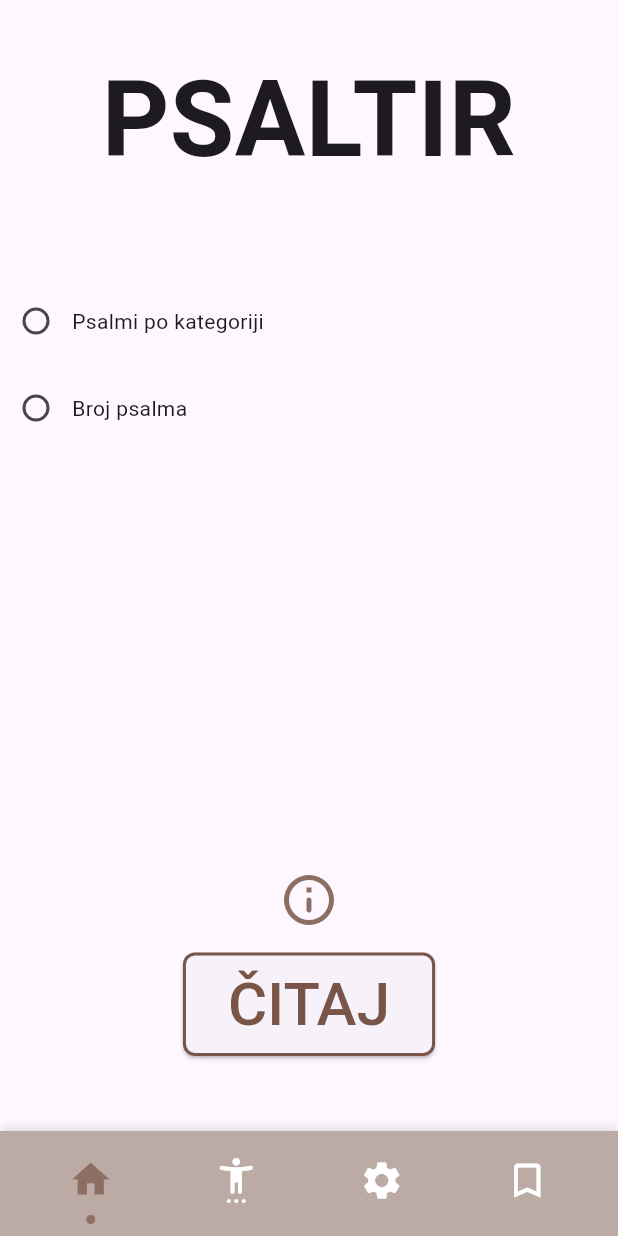
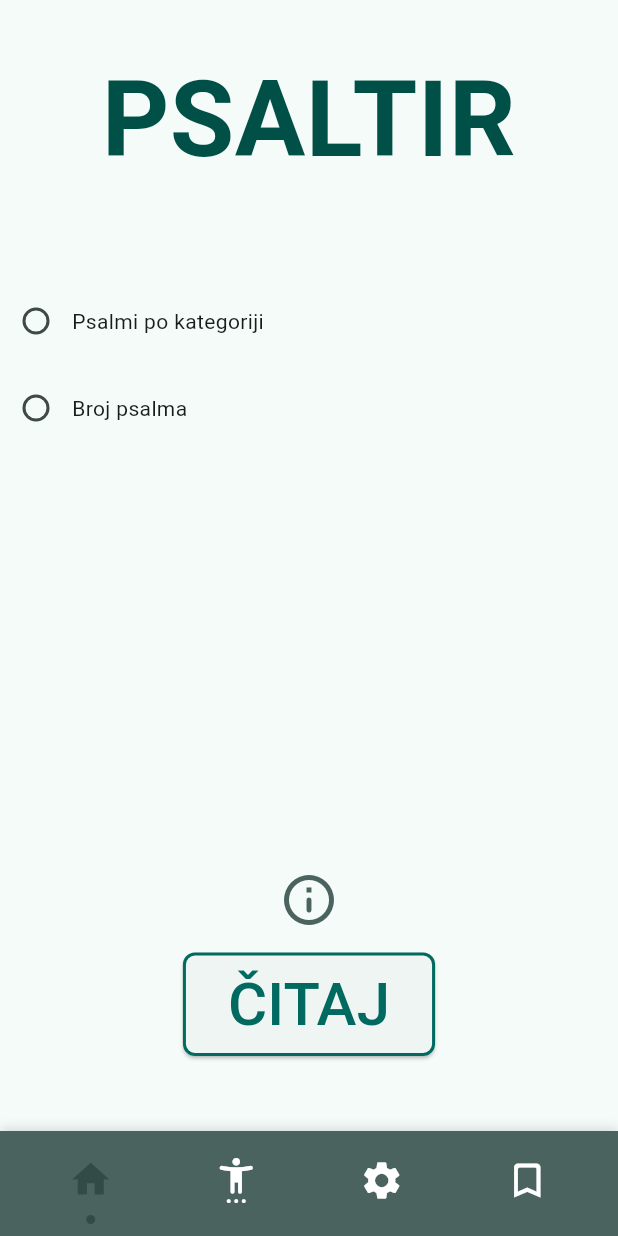
Before and after one commit to Dorole/psaltir, a Flutter app: the screen it shows after launch, on a phone screen of 412 x 824 dp. Run offline on Flutter 3.47's test engine with Material 3 defaults, Android fonts, the light colour scheme and no system bars.

Commit message:
Basic theme. Psalms data start.

```diff
--- a/lib/main.dart
+++ b/lib/main.dart
@@ -21,6 +21,15 @@ class MyApp extends StatelessWidget {
 
   @override
   Widget build(BuildContext context) {
-    return MaterialApp(debugShowCheckedModeBanner: false, home: MainPage());
+    return MaterialApp(
+      debugShowCheckedModeBanner: false,
+      home: MainPage(),
+      theme: ThemeData(
+        useMaterial3: true,
+        colorScheme: ColorScheme.fromSeed(
+          seedColor: Colors.teal,
+        ), //TEMPORARY THEME
+      ),
+    );
   }
 }
--- a/lib/pages/home_page.dart
+++ b/lib/pages/home_page.dart
@@ -148,12 +148,18 @@ class _HomePageState extends State<HomePage> {
   // ******************
 
   Widget _buildTitle() {
+    var colorScheme = Theme.of(context).colorScheme;
+
     return Padding(
       padding: const EdgeInsets.all(30.0),
       child: Center(
-        child: const Text(
+        child: Text(
           "PSALTIR",
-          style: TextStyle(fontSize: 70, fontWeight: FontWeight.bold),
+          style: TextStyle(
+            fontSize: 70,
+            fontWeight: FontWeight.bold,
+            color: colorScheme.onPrimaryContainer,
+          ),
           textAlign: TextAlign.center,
         ),
       ),
@@ -226,6 +232,8 @@ class _HomePageState extends State<HomePage> {
   }
 
   Widget _buildInfoIcon() {
+    var colorScheme = Theme.of(context).colorScheme;
+
     return Row(
       mainAxisAlignment: MainAxisAlignment.center,
       children: [
@@ -238,7 +246,7 @@ class _HomePageState extends State<HomePage> {
           child: Icon(
             Icons.info_outline_rounded,
             size: 40,
-            color: Colors.brown[400],
+            color: colorScheme.secondary,
           ),
         ), //add tooltip
       ],
@@ -246,6 +254,8 @@ class _HomePageState extends State<HomePage> {
   }
 
   Widget _buildStartButton() {
+    var colorScheme = Theme.of(context).colorScheme;
+
     return Row(
       mainAxisAlignment: MainAxisAlignment.center,
       children: [
@@ -254,14 +264,14 @@ class _HomePageState extends State<HomePage> {
           style: TextButton.styleFrom(
             shape: RoundedRectangleBorder(
               borderRadius: const BorderRadius.all(Radius.circular(8)),
-              side: BorderSide(color: Colors.brown, width: 2),
+              side: BorderSide(color: colorScheme.primary, width: 2),
             ),
           ),
           child: Padding(
             padding: const EdgeInsets.all(6),
             child: Text(
               "ČITAJ",
-              style: const TextStyle(fontSize: 40, color: Colors.brown),
+              style: TextStyle(fontSize: 40, color: colorScheme.primary),
             ),
           ),
         ),
--- a/lib/pages/main_page.dart
+++ b/lib/pages/main_page.dart
@@ -29,11 +29,12 @@ class _MainPageState extends State<MainPage> {
   Widget build(BuildContext context) {
     final navProvider = context.watch<NavigationProvider>();
     final currentPage = navProvider.currentPage;
+    var colorScheme = Theme.of(context).colorScheme;
 
     return Scaffold(
       bottomNavigationBar: _buildCustomBottomNavBar(navProvider, currentPage),
       body: SafeArea(child: _pages[currentPage]!),
-      backgroundColor: Colors.amber[50],
+      backgroundColor: colorScheme.secondaryContainer,
     );
   }
 
@@ -47,10 +48,11 @@ class _MainPageState extends State<MainPage> {
       NavItem(Icons.settings, AppPage.settings),
       NavItem(Icons.bookmark_outline_rounded, AppPage.bookmarks),
     ];
+    var colorScheme = Theme.of(context).colorScheme;
 
     return Container(
       decoration: BoxDecoration(
-        color: Colors.brown[200],
+        color: colorScheme.secondary,
         boxShadow: [
           BoxShadow(
             color: Colors.black12,
@@ -82,6 +84,8 @@ class _MainPageState extends State<MainPage> {
     required NavigationProvider navProvider,
   }) {
     final bool isActive = page == currentPage;
+    var colorScheme = Theme.of(context).colorScheme;
+
     return Column(
       mainAxisSize: MainAxisSize.min,
       children: [
@@ -89,7 +93,7 @@ class _MainPageState extends State<MainPage> {
           onPressed: () => navProvider.goTo(page),
           icon: Icon(icon),
           iconSize: 30,
-          color: isActive ? Colors.brown[400] : Colors.white,
+          color: isActive ? colorScheme.onSecondaryContainer : Colors.white,
         ),
         AnimatedContainer(
           duration: const Duration(milliseconds: 300),
@@ -97,7 +101,9 @@ class _MainPageState extends State<MainPage> {
           height: isActive ? 6 : 4,
           width: isActive ? 6 : 4,
           decoration: BoxDecoration(
-            color: isActive ? Colors.brown[400] : Colors.transparent,
+            color: isActive
+                ? colorScheme.onSecondaryContainer
+                : Colors.transparent,
             shape: BoxShape.circle,
           ),
         ),
```
Also changed, not shown: lib/assets/psalms/001.txt (added, +17 -0 lines), lib/assets/psalms/002.txt (added, +30 -0 lines), lib/assets/psalms/003.txt (added, +22 -0 lines), lib/assets/psalms_data.json (added, +17 -0 lines), lib/widgets/category_selection.dart (+14 -2 lines), pubspec.yaml (+3 -5 lines), 1 other file.
